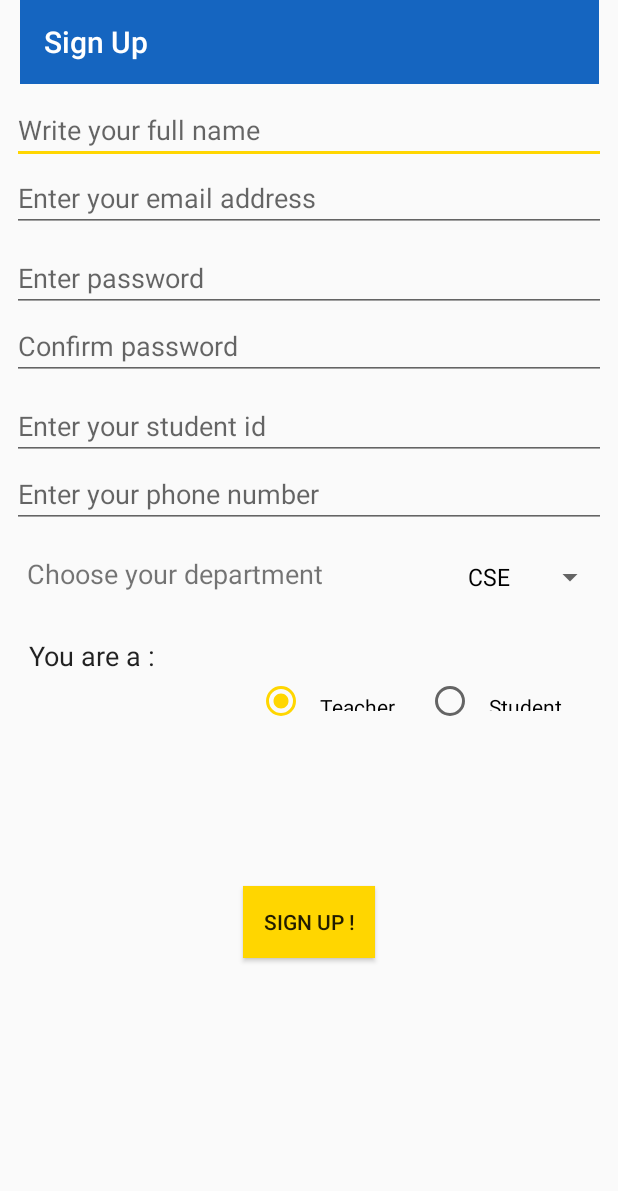
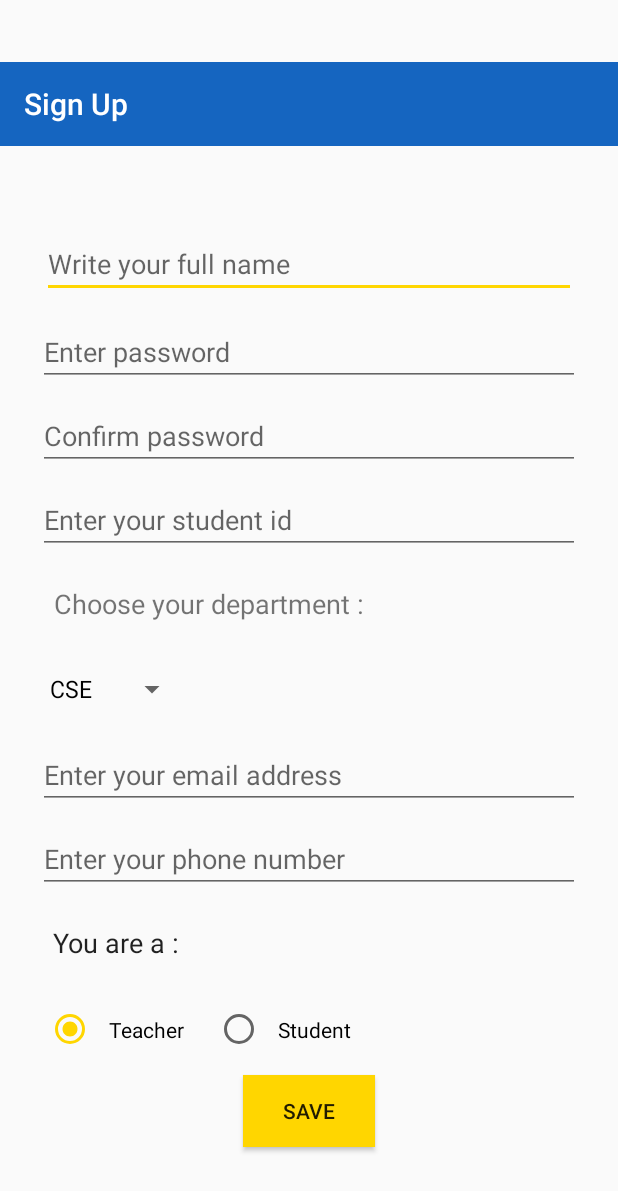
Before and after one commit to SamaSamrin/EdEasy, an Android app: the screen it shows after launch (SignUp), after a tap on "SIGN UP!", on a phone screen of 412 x 824 dp. Shown: the top 1191 px of the screen. Run offline under Robolectric (Android 15) with nearby library versions, the phone set to English and light mode, and no system bars; our stand-ins replace Firebase (no records; nobody signed in at launch, a user with empty details on screens opened directly); libraries missing offline, so code that uses them is left out: com.firebase.ui.

Commit message:
fixed signup for horizontal view, working on storage

```diff
--- a/app/src/main/java/com/example/user/edeasy/AccountProfile.java
+++ b/app/src/main/java/com/example/user/edeasy/AccountProfile.java
@@ -1,6 +1,7 @@
 package com.example.user.edeasy;
 
 import android.content.Context;
+import android.content.Intent;
 import android.net.Uri;
 import android.os.Bundle;
 import android.support.v4.app.Fragment;
@@ -60,6 +61,7 @@ public class AccountProfile extends Fragment {
             mParam1 = getArguments().getString(ARG_PARAM1);
             mParam2 = getArguments().getString(ARG_PARAM2);
         }
+        //Intent intent = new Intent(getContext() , )
     }
 
     @Override
--- a/app/src/main/java/com/example/user/edeasy/CourseOneMaterials.java
+++ b/app/src/main/java/com/example/user/edeasy/CourseOneMaterials.java
@@ -11,6 +11,7 @@ import android.view.ViewGroup;
 import android.widget.ListView;
 
 import com.example.user.edeasy.R;
+import com.google.firebase.database.DatabaseReference;
 
 /**
  * A simple {@link Fragment} subclass.
@@ -28,7 +29,8 @@ public class CourseOneMaterials extends Fragment {
     private static final String TAG = "Course 1 Fragment";
     ListView course1MaterialsView;
 
-
+    DatabaseReference databaseReference;
+    String roleOfUser;
 
     // TODO: Rename and change types of parameters
     private String mParam1;
--- a/app/src/main/java/com/example/user/edeasy/CurrentMarksheet.java
+++ b/app/src/main/java/com/example/user/edeasy/CurrentMarksheet.java
@@ -4,17 +4,22 @@ import android.app.Activity;
 import android.graphics.Color;
 import android.os.Bundle;
 import android.util.Log;
+import android.view.GestureDetector;
+import android.view.MotionEvent;
 import android.view.View;
 import android.widget.TabHost;
 import android.widget.TableLayout;
 import android.widget.Toast;
+import android.widget.ViewFlipper;
 
-public class CurrentMarksheet extends Activity {
+class CurrentMarksheet extends Activity {
 
     private static final String TAG = "**Current Marksheet**";
     TabHost tabHost;
     String[] courseNames;
     int numberOfCourses;
+    GestureDetector gestureDetector;
+    ViewFlipper flipper;
 
     @Override
     protected void onCreate(Bundle savedInstanceState) {
@@ -26,6 +31,8 @@ public class CurrentMarksheet extends Activity {
         //courseNames = new String[numberOfCourses];
         courseNames = new String[]{"CSE110", "MAT110", "PHY111", "ENG101"};
 
+        setGestureDetector();
+        flipper = new ViewFlipper(this);
         tabHost = (TabHost) findViewById(R.id.current_marksheet_tab_host);
         tabHost.setup();
         tabHost.setActivated(true);
@@ -65,5 +72,41 @@ public class CurrentMarksheet extends Activity {
                 //Toast.makeText(CurrentMarksheet.this, selectedCourseName, Toast.LENGTH_SHORT).show();
             }
         });
+
+        //tabHost.on
+    }
+
+    void setGestureDetector(){
+        gestureDetector = new GestureDetector(this, new GestureDetector.OnGestureListener() {
+            @Override
+            public boolean onDown(MotionEvent e) {
+                return false;
+            }
+
+            @Override
+            public void onShowPress(MotionEvent e) {
+
+            }
+
+            @Override
+            public boolean onSingleTapUp(MotionEvent e) {
+                return false;
+            }
+
+            @Override
+            public boolean onScroll(MotionEvent e1, MotionEvent e2, float distanceX, float distanceY) {
+                return false;
+            }
+
+            @Override
+            public void onLongPress(MotionEvent e) {
+
+            }
+
+            @Override
+            public boolean onFling(MotionEvent e1, MotionEvent e2, float velocityX, float velocityY) {
+                return false;
+            }
+        });
     }
 }
--- a/app/src/main/java/com/example/user/edeasy/NavDrawer.java
+++ b/app/src/main/java/com/example/user/edeasy/NavDrawer.java
@@ -74,14 +74,21 @@ public class NavDrawer extends AppCompatActivity
 
         Bundle bundle = getIntent().getExtras();
         if (bundle!=null){
+            if (bundle.getString("parent")!=null) {
+                Log.e(TAG, "bundle is not null");
                 username = bundle.getString("name");
                 user_email = bundle.getString("email");
                 TextView drawer_header_name = (TextView) findViewById(R.id.drawer_header_title);
-            if (drawer_header_name!=null)
+                if (drawer_header_name != null)
                     drawer_header_name.setText(username);
                 TextView drawer_header_email = (TextView) findViewById(R.id.drawer_header_subtitle);
-            if (drawer_header_email!=null)
+                if (drawer_header_email != null)
                     drawer_header_email.setText(user_email);
+            }else{
+                Log.e(TAG, "bundle's parent is null");
+            }
+        }else{
+            Log.e(TAG, "bundle is null");
         }
     }
 
--- a/app/src/main/java/com/example/user/edeasy/SignUp.java
+++ b/app/src/main/java/com/example/user/edeasy/SignUp.java
@@ -116,11 +116,11 @@ public class SignUp extends AppCompatActivity {
             Log.e(TAG, "phone number input null");
     }
 
-    public void goBackToSignIn(View view){
+    public void goBackToSignIn(View view){//goes back to user profile
         getAllInputs();
         if (!passwordMatched)
             Toast.makeText(SignUp.this, "passwords dont match", Toast.LENGTH_SHORT).show();
-        Intent intent = new Intent(SignUp.this, Welcome.class);
+        Intent intent = new Intent(SignUp.this, AccountProfile.class);
         intent.putExtra("fullname", fullName);
         intent.putExtra("email", email);
         intent.putExtra("password", password);
--- a/app/src/main/java/com/example/user/edeasy/Welcome.java
+++ b/app/src/main/java/com/example/user/edeasy/Welcome.java
@@ -296,16 +296,10 @@ public class Welcome extends AppCompatActivity {
             @Override
             public void onChildAdded(DataSnapshot dataSnapshot, String s) {
                 User user = dataSnapshot.getValue(User.class);
+                Log.e(TAG, "on child added, s="+s);
                 if(username!=null) username = user.getFull_name();
+                Log.e(TAG, "new student : username = "+username);
                 Toast.makeText(Welcome.this, "username is = "+username, Toast.LENGTH_SHORT).show();
-//                HashMap<String, Object> objectHashMap = (HashMap<String, Object>) dataSnapshot.getValue();
-//                if (objectHashMap == null){
-//                    Log.e(TAG, "null hashmap dataSnapshot");
-//                }else {
-//                    System.out.println(objectHashMap.keySet());
-//                    //String username = objectHashMap.get("full_name").toString();
-//                    //Log.e(TAG, "child added = " + username);
-//                }
             }
 
             @Override
@@ -406,8 +400,12 @@ public class Welcome extends AppCompatActivity {
         //auth.signInWithEmailAndPassword(email, "student1");
         Intent intent = new Intent(Welcome.this, NavDrawer.class);
         intent.putExtra("username", username);
+        Log.e(TAG, "username = "+username);
         intent.putExtra("role", selectedRole);
+        Log.e(TAG, "role = "+selectedRole);
         intent.putExtra("email", email);
+        Log.e(TAG, "email = "+email);
+        intent.putExtra("parent", "Welcome");
         startActivity(intent);
     }
 
--- a/app/src/main/res/layout/activity_sign_up.xml
+++ b/app/src/main/res/layout/activity_sign_up.xml
@@ -7,194 +7,147 @@
     tools:context="com.example.user.edeasy.SignUp">
 
     <android.support.v7.widget.Toolbar
-        android:id="@+id/toolbar4"
-        android:layout_width="386dp"
-        android:layout_height="56dp"
+        android:id="@+id/toolbar_signup"
+        android:layout_width="match_parent"
+        android:layout_height="wrap_content"
+        android:layout_marginBottom="8dp"
         android:background="?attr/colorPrimary"
         android:minHeight="?attr/actionBarSize"
         android:theme="?attr/actionBarTheme"
+        app:layout_constraintBottom_toTopOf="@+id/scrollView_signup"
+        app:layout_constraintHorizontal_bias="0.0"
+        app:layout_constraintLeft_toLeftOf="parent"
+        app:layout_constraintRight_toRightOf="parent"
+        app:layout_constraintTop_toTopOf="parent"
         app:title="Sign Up"
         app:titleTextColor="@color/whiteTextColor"
-        app:layout_constraintTop_toTopOf="parent"
+        android:layout_marginTop="32dp"
+        android:layout_marginStart="0dp"
+        android:padding="10dp"
+        />
+
+    <ScrollView
+        android:id="@+id/scrollView_signup"
+        android:layout_width="match_parent"
+        android:layout_height="wrap_content"
+        app:layout_constraintTop_toBottomOf="@+id/toolbar_signup"
         app:layout_constraintLeft_toLeftOf="parent"
-        app:layout_constraintRight_toRightOf="parent" />
+        app:layout_constraintRight_toRightOf="parent"
+        app:layout_constraintBottom_toBottomOf="parent"
+        android:layout_margin="10dp"
+        android:paddingTop="10dp"
+        android:paddingBottom="10dp"
+        android:layout_marginTop="10dp">
+
+        <LinearLayout
+            android:id="@+id/linearlayout_signup"
+            android:layout_width="match_parent"
+            android:layout_height="wrap_content"
+            android:orientation="vertical"
+            android:padding="10dp"
+            android:layout_marginBottom="10dp"
+            app:layout_constraintBottom_toBottomOf="parent"
+            app:layout_constraintHorizontal_bias="1.0"
+            app:layout_constraintLeft_toLeftOf="parent"
+            app:layout_constraintRight_toRightOf="parent"
+            app:layout_constraintTop_toBottomOf="parent">
 
             <EditText
                 android:id="@+id/fullNameInput"
-        android:layout_width="0dp"
+                android:layout_width="match_parent"
                 android:layout_height="wrap_content"
-        android:layout_marginLeft="8dp"
-        android:layout_marginRight="8dp"
-        android:layout_marginTop="8dp"
+                android:layout_margin="8dp"
                 android:ems="10"
                 android:hint="Write your full name"
-        android:inputType="textPersonName"
-        app:layout_constraintLeft_toLeftOf="parent"
-        app:layout_constraintRight_toRightOf="parent"
-        app:layout_constraintTop_toBottomOf="@+id/toolbar4"
-        android:layout_marginStart="8dp"
-        android:layout_marginEnd="8dp" />
+                android:inputType="textPersonName" />
+            <!--app:layout_constraintLeft_toLeftOf="parent"-->
+            <!--app:layout_constraintRight_toRightOf="parent"-->
+            <!--app:layout_constraintTop_toTopOf="parent" />-->
 
             <EditText
                 android:id="@+id/normal_password_input"
-        android:layout_width="0dp"
+                android:layout_width="match_parent"
                 android:layout_height="wrap_content"
-        android:layout_marginLeft="8dp"
-        android:layout_marginRight="8dp"
-        android:layout_marginTop="8dp"
+                android:layout_margin="5dp"
                 android:ems="10"
                 android:hint="Enter password"
                 android:inputType="textPassword"
-        app:layout_constraintLeft_toLeftOf="parent"
-        app:layout_constraintRight_toRightOf="parent"
-        app:layout_constraintTop_toBottomOf="@+id/email_input_signup"
-        android:layout_marginStart="8dp"
-        android:layout_marginEnd="8dp"
                 app:layout_constraintHorizontal_bias="0.0" />
 
             <EditText
                 android:id="@+id/password_confirmation_input"
-        android:layout_width="0dp"
+                android:layout_width="match_parent"
                 android:layout_height="wrap_content"
-        android:layout_marginLeft="8dp"
-        android:layout_marginRight="8dp"
+                android:layout_margin="5dp"
                 android:ems="10"
                 android:hint="Confirm password"
-        android:inputType="textPassword"
-        app:layout_constraintLeft_toLeftOf="parent"
-        app:layout_constraintRight_toRightOf="parent"
-        app:layout_constraintTop_toBottomOf="@+id/normal_password_input"
-        android:layout_marginStart="8dp"
-        android:layout_marginEnd="8dp" />
+                android:inputType="textPassword" />
 
             <EditText
                 android:id="@+id/student_id_input"
-        android:layout_width="0dp"
+                android:layout_width="match_parent"
                 android:layout_height="wrap_content"
-        android:layout_marginLeft="8dp"
-        android:layout_marginRight="8dp"
-        android:layout_marginTop="8dp"
+                android:layout_margin="5dp"
                 android:ems="10"
                 android:hint="Enter your student id"
                 android:inputType="number"
-        app:layout_constraintLeft_toLeftOf="parent"
-        app:layout_constraintRight_toRightOf="parent"
-        app:layout_constraintTop_toBottomOf="@+id/password_confirmation_input"
-        android:layout_marginStart="8dp"
-        android:layout_marginEnd="8dp"
+                app:layout_constraintHorizontal_bias="0.0" />
+
+            <TextView
+                android:id="@+id/choose_department_prompt"
+                android:layout_width="wrap_content"
+                android:layout_height="wrap_content"
+                android:layout_margin="5dp"
+                android:gravity="center_horizontal"
+                android:padding="10dp"
+                android:text="Choose your department : "
+                android:textSize="18sp"
                 app:layout_constraintHorizontal_bias="0.0" />
 
             <Spinner
                 android:id="@+id/department_dropdown"
                 android:layout_width="wrap_content"
                 android:layout_height="wrap_content"
-        android:layout_marginRight="8dp"
-        android:layout_marginTop="54dp"
-        android:minWidth="100dp"
-        app:layout_constraintRight_toRightOf="parent"
-        app:layout_constraintTop_toBottomOf="@+id/student_id_input"
-        android:layout_marginEnd="8dp" />
-
-    <TextView
-        android:id="@+id/choose_department_prompt"
-        android:layout_width="wrap_content"
-        android:layout_height="wrap_content"
-        android:layout_marginLeft="8dp"
-        android:layout_marginRight="8dp"
-        android:gravity="center_horizontal"
-        android:padding="10dp"
-        android:text="Choose your department"
-        android:textSize="18sp"
-        app:layout_constraintHorizontal_bias="0.0"
-        app:layout_constraintLeft_toLeftOf="parent"
-        app:layout_constraintRight_toLeftOf="@+id/department_dropdown"
-        android:layout_marginStart="8dp"
-        android:layout_marginEnd="8dp"
-        android:layout_marginTop="8dp"
-        app:layout_constraintTop_toBottomOf="@+id/phone_number_input" />
-
-    <Button
-        android:id="@+id/signup_button"
-        android:layout_width="wrap_content"
-        android:layout_height="wrap_content"
-        android:layout_marginBottom="8dp"
-        android:layout_marginEnd="8dp"
-        android:layout_marginLeft="8dp"
-        android:layout_marginRight="8dp"
-        android:layout_marginStart="8dp"
-        android:layout_marginTop="8dp"
-        android:background="@color/colorAccent"
-        android:onClick="goBackToSignIn"
-        android:text="Sign Up !"
-        app:layout_constraintBottom_toBottomOf="parent"
-        app:layout_constraintLeft_toLeftOf="parent"
-        app:layout_constraintRight_toRightOf="parent"
-        app:layout_constraintTop_toBottomOf="@+id/choose_department_prompt" />
+                android:layout_margin="5dp"
+                android:minWidth="100dp" />
 
             <EditText
                 android:id="@+id/email_input_signup"
-        android:layout_width="0dp"
+                android:layout_width="match_parent"
                 android:layout_height="wrap_content"
+                android:layout_margin="5dp"
                 android:ems="10"
                 android:hint="Enter your email address"
-        android:inputType="textEmailAddress"
-        app:layout_constraintLeft_toLeftOf="parent"
-        app:layout_constraintRight_toRightOf="parent"
-        app:layout_constraintTop_toBottomOf="@+id/fullNameInput"
-        android:layout_marginLeft="8dp"
-        android:layout_marginRight="8dp"
-        android:layout_marginStart="8dp"
-        android:layout_marginEnd="8dp" />
+                android:inputType="textEmailAddress" />
 
             <EditText
                 android:id="@+id/phone_number_input"
-        android:layout_width="0dp"
+                android:layout_width="match_parent"
                 android:layout_height="wrap_content"
+                android:layout_margin="5dp"
                 android:ems="10"
                 android:hint="Enter your phone number"
-        android:inputType="phone"
-        android:layout_marginRight="8dp"
-        app:layout_constraintRight_toRightOf="parent"
-        android:layout_marginLeft="8dp"
-        app:layout_constraintLeft_toLeftOf="parent"
-        app:layout_constraintTop_toBottomOf="@+id/student_id_input"
-        android:layout_marginStart="8dp"
-        android:layout_marginEnd="8dp" />
+                android:inputType="phone" />
 
             <TextView
                 android:id="@+id/select_role_prompt"
-        android:layout_width="wrap_content"
+                android:layout_width="match_parent"
                 android:layout_height="wrap_content"
                 android:layout_margin="5dp"
-        android:layout_marginBottom="8dp"
-        android:layout_marginLeft="8dp"
-        android:layout_marginRight="8dp"
-        android:layout_marginTop="8dp"
                 android:padding="10dp"
                 android:text="You are a :"
                 android:textAppearance="@style/TextAppearance.AppCompat.Body1"
                 android:textSize="18sp"
-        app:layout_constraintBottom_toBottomOf="parent"
                 app:layout_constraintHorizontal_bias="0.078"
-        app:layout_constraintLeft_toLeftOf="parent"
-        app:layout_constraintRight_toLeftOf="@+id/role_signup"
-        app:layout_constraintTop_toBottomOf="@+id/choose_department_prompt"
                 app:layout_constraintVertical_bias="0.013" />
 
             <RadioGroup
                 android:id="@+id/role_signup"
-        android:layout_width="228dp"
-        android:layout_height="43dp"
-        android:layout_marginBottom="8dp"
-        android:layout_marginLeft="8dp"
-        android:layout_marginRight="8dp"
-        android:layout_marginTop="8dp"
+                android:layout_width="match_parent"
+                android:layout_height="wrap_content"
+                android:layout_margin="5dp"
                 android:orientation="horizontal"
-        app:layout_constraintBottom_toBottomOf="parent"
                 app:layout_constraintHorizontal_bias="0.941"
-        app:layout_constraintLeft_toLeftOf="parent"
-        app:layout_constraintRight_toRightOf="parent"
-        app:layout_constraintTop_toBottomOf="@+id/department_dropdown"
                 app:layout_constraintVertical_bias="0.083">
 
                 <RadioButton
@@ -216,4 +169,17 @@
                     android:text="Student" />
             </RadioGroup>
 
+            <Button
+                android:id="@+id/signup_button"
+                android:layout_width="wrap_content"
+                android:layout_height="wrap_content"
+                android:layout_gravity="center"
+                android:layout_marginBottom="10dp"
+                android:background="@color/colorAccent"
+                android:onClick="goBackToSignIn"
+                android:text="Save" />
+        </LinearLayout>
+    </ScrollView>
+
+
 </android.support.constraint.ConstraintLayout>
--- a/app/src/main/res/layout/activity_welcome.xml
+++ b/app/src/main/res/layout/activity_welcome.xml
@@ -4,7 +4,7 @@
     xmlns:tools="http://schemas.android.com/tools"
     android:layout_width="match_parent"
     android:layout_height="match_parent"
-    android:background="@drawable/blue_flowers_blurred"
+    android:background="@color/whiteTextColor"
     tools:context="com.example.user.edeasy.Welcome">
 
     <android.support.v7.widget.Toolbar
```
Lines whose indentation alone changed are shown as unchanged.
